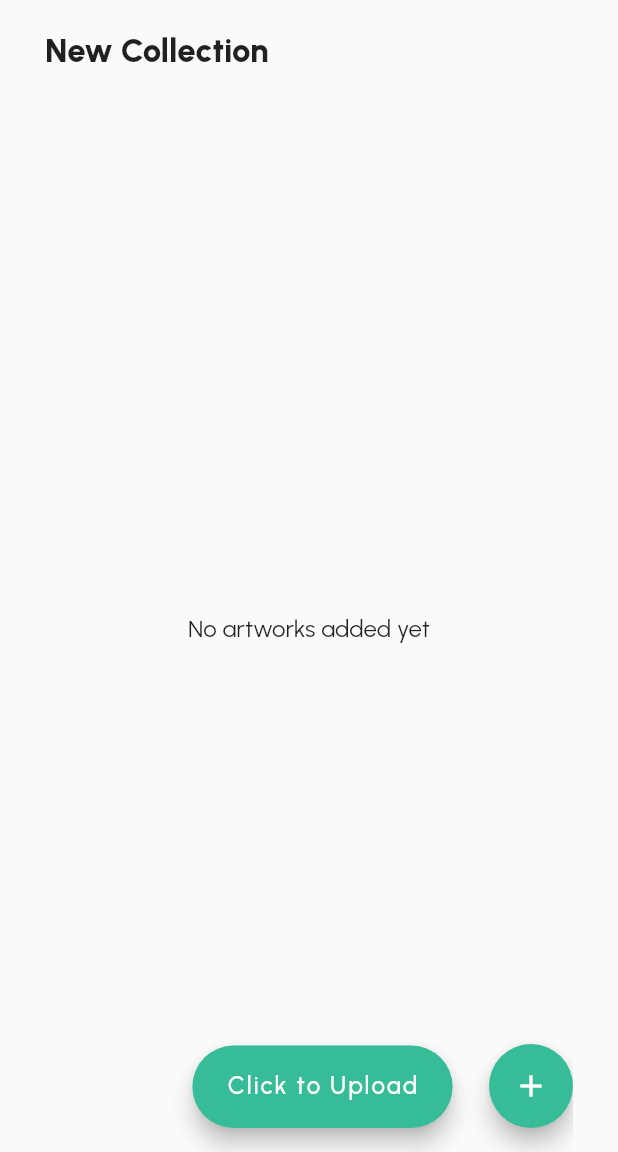
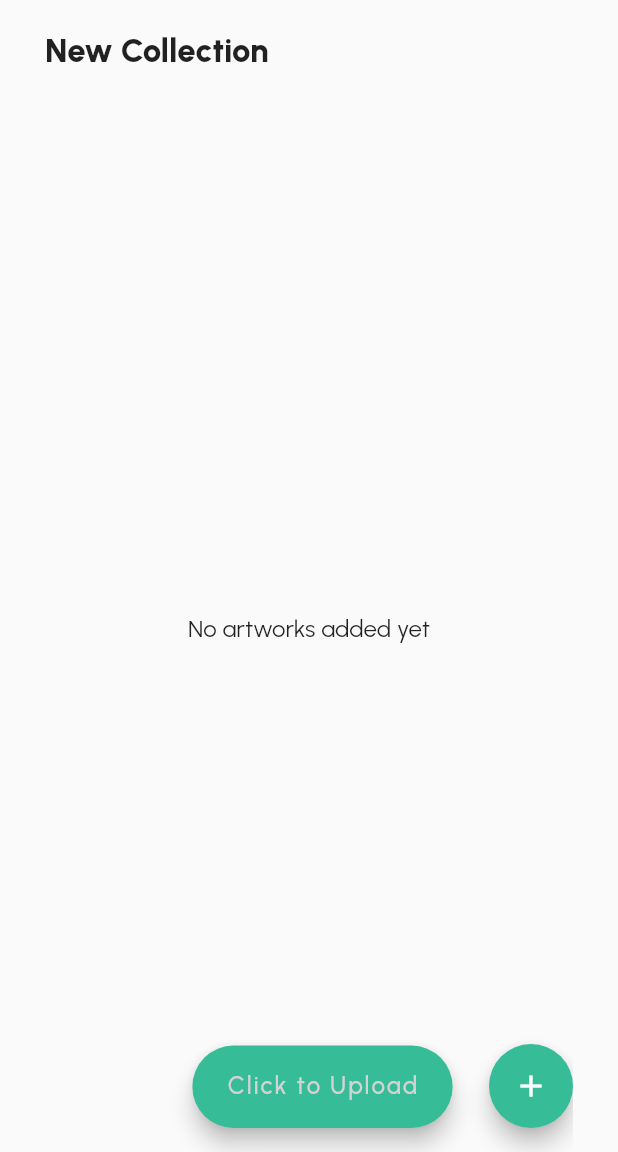
Before and after one commit to mikehong9190/frontend, a Flutter app: the Gallery screen opened directly with empty values, on a phone screen of 412 x 824 dp, the part 84-1236 px from its top. Run offline on Flutter 3.47's test engine with Material 2 defaults, Android fonts, the phone set to English and light mode, and no system bars; our stand-ins replace camera, flutter_svg, flutter_typeahead, google_fonts, google_sign_in, image_picker and 1 more; accounts and stored records are empty; project files that could hold a hidden picture were left out.

Commit message:
minor updates

```diff
--- a/lib/Pages/gallery.dart
+++ b/lib/Pages/gallery.dart
@@ -224,13 +224,11 @@ class _GalleryState extends State<Gallery> {
                                                     Radius.circular(10)),
                                             boxShadow: [
                                               BoxShadow(
-                                                    color: Colors.grey
-                                                        .withOpacity(
+                                                color: Colors.grey.withOpacity(
                                                     0.5), // Shadow color
                                                 spreadRadius:
                                                     1, // Spread radius
-                                                    blurRadius:
-                                                        3, // Blur radius
+                                                blurRadius: 3, // Blur radius
                                                 offset: const Offset(0,
                                                     2), // Offset in x and y direction
                                               ),
@@ -241,14 +239,12 @@ class _GalleryState extends State<Gallery> {
                                             children: [
                                               ClipRRect(
                                                 borderRadius:
-                                                        BorderRadius.circular(
-                                                            10.0),
+                                                    BorderRadius.circular(10.0),
                                                 child: Image.file(
                                                   File(image.path),
                                                   fit: BoxFit.cover,
                                                   width: double.infinity,
-                                                      height:
-                                                          MediaQuery.of(context)
+                                                  height: MediaQuery.of(context)
                                                           .size
                                                           .height *
                                                       0.15,
@@ -260,13 +256,11 @@ class _GalleryState extends State<Gallery> {
                                         Positioned(
                                           right: 0,
                                           child: IconButton(
-                                                onPressed: () => imageModel
-                                                    .removeImage(image),
+                                            onPressed: () =>
+                                                imageModel.removeImage(image),
                                             iconSize: 25,
-                                                padding:
-                                                    const EdgeInsets.all(5.0),
-                                                constraints:
-                                                    const BoxConstraints(),
+                                            padding: const EdgeInsets.all(5.0),
+                                            constraints: const BoxConstraints(),
                                             icon: const Icon(
                                                 Icons.remove_circle_sharp,
                                                 color: Colors.black),
@@ -292,12 +286,20 @@ class _GalleryState extends State<Gallery> {
                   width: 370,
                   child: FittedBox(
                     child: FloatingActionButton.extended(
-                          label: const Text("Click to Upload"),
-                          backgroundColor:
-                              const Color.fromRGBO(54, 189, 151, 1),
-                          onPressed: () {
+                      label: Text(
+                        "Click to Upload",
+                        style: TextStyle(
+                          color: imageModel.images.isNotEmpty
+                              ? Colors.white
+                              : const Color.fromARGB(255, 212, 211, 211),
+                        ),
+                      ),
+                      backgroundColor: const Color.fromRGBO(54, 189, 151, 1),
+                      onPressed: imageModel.images.isNotEmpty
+                          ? () {
                               uploadImages(context, imageModel.images);
-                          },
+                            }
+                          : null,
                     ),
                   ),
                 ),
@@ -329,8 +331,7 @@ class _GalleryState extends State<Gallery> {
                                                     54, 189, 151, 1)),
                                       ),
                                       onPressed: openImages,
-                                          child:
-                                              const Text("Choose From Gallery"),
+                                      child: const Text("Choose From Gallery"),
                                     ),
                                   ),
                                 ),
@@ -355,8 +356,7 @@ class _GalleryState extends State<Gallery> {
                                                   initiativeType: name,
                                                   target: target,
                                                   grade: grade,
-                                                      noOfStudents:
-                                                          noOfStudents,
+                                                  noOfStudents: noOfStudents,
                                                   cameras: value,
                                                   context: context),
                                             ),
@@ -374,8 +374,7 @@ class _GalleryState extends State<Gallery> {
                             TextButton(
                               child: const Text('Close',
                                   style: TextStyle(
-                                          color:
-                                              Color.fromRGBO(54, 189, 151, 1))),
+                                      color: Color.fromRGBO(54, 189, 151, 1))),
                               onPressed: () {
                                 Navigator.of(context).pop();
                               },
@@ -390,6 +389,8 @@ class _GalleryState extends State<Gallery> {
               ),
             ],
           ),
-            )));
+        ),
+      ),
+    );
   }
 }
```
Also changed, not shown: lib/Pages/camera.dart (+31 -5 lines), lib/Pages/setup_initiative.dart (+13 -1 lines), lib/Pages/setup_initiativet_target.dart (+14 -3 lines). Lines whose indentation alone changed are shown as unchanged.
